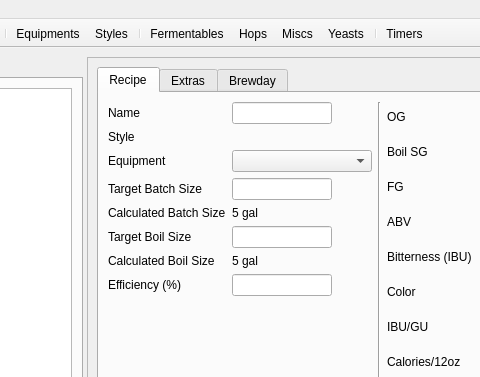
Above: ui/mainWindow.ui from Brewtarget/brewtarget before the change; both pictures show x 312 to 792 and y 0 to 377 of the 1048 by 829 pixel window. Below: the same form after it.
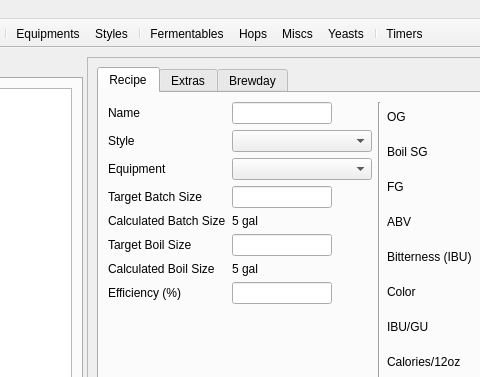
That is the form after the change. Icons and pictures are not drawn. Custom widgets are drawn as their Qt base class.

Commit message: Added MaltinessWidgetPlugin. Made a StyleListModel in place of StyleComboBox. Added pstdint.h for portable integer types. Added a good way to pass around pointers in QVariants.

```diff
--- a/ui/mainWindow.ui
+++ b/ui/mainWindow.ui
@@ -413,6 +413,22 @@
                     </property>
                    </widget>
                   </item>
+                  <item row="1" column="1">
+                   <widget class="QComboBox" name="styleComboBox">
+                    <property name="minimumSize">
+                     <size>
+                      <width>140</width>
+                      <height>0</height>
+                     </size>
+                    </property>
+                    <property name="maximumSize">
+                     <size>
+                      <width>200</width>
+                      <height>16777215</height>
+                     </size>
+                    </property>
+                   </widget>
+                  </item>
                  </layout>
                 </item>
                 <item>
```
The commit also changes 18 other files.
